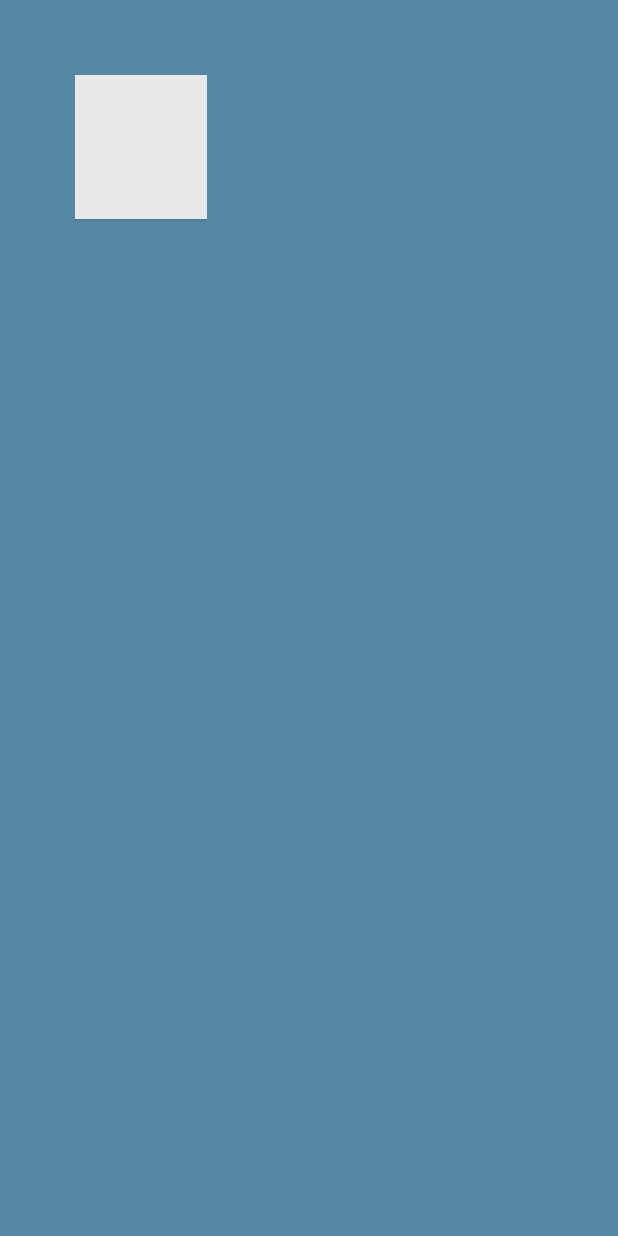
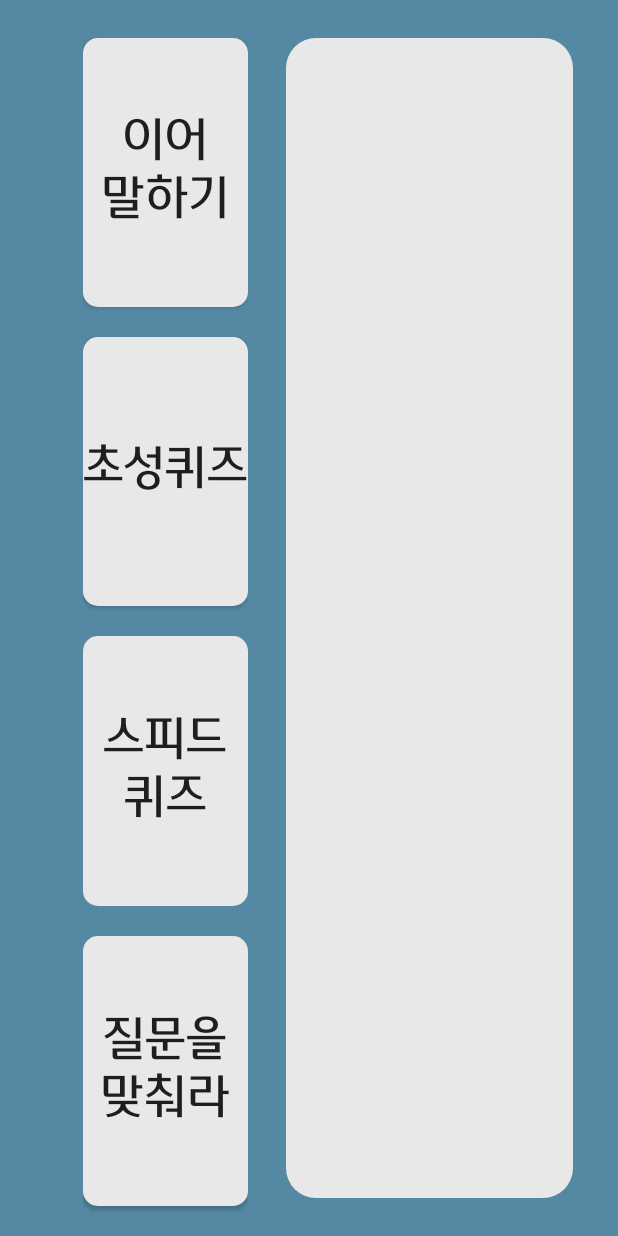
Before and after one commit to ssb1179/EndYearPartyGame, an Android app: the layout game_choice.xml on its own in the app's theme, with its tools: preview values and no code run, on a phone screen of 412 x 824 dp. Run offline under Robolectric (Android 15) with nearby library versions, the phone set to English and light mode, and no system bars.

Commit message:
두번째 화면 버튼 배치하고 설명부분 틀만 만듬

```diff
--- a/app/src/main/AndroidManifest.xml
+++ b/app/src/main/AndroidManifest.xml
@@ -11,14 +11,15 @@
         android:roundIcon="@mipmap/ic_launcher_round"
         android:supportsRtl="true"
         android:theme="@style/Theme.EndYearPartyGame"
-        tools:targetApi="31"
-        android:screenOrientation="landscape">
+        tools:targetApi="31">
 
-        <activity android:name=".GameChoiceActivity"></activity>
+        <activity
+            android:name=".GameChoiceActivity"
+            android:screenOrientation="landscape"></activity>
         <activity
             android:name=".MainActivity"
             android:exported="true"
-            >
+            android:screenOrientation="landscape">
             <intent-filter>
                 <action android:name="android.intent.action.MAIN" />
 
--- a/app/src/main/java/silvertown/endyearpartygame/GameChoiceActivity.java
+++ b/app/src/main/java/silvertown/endyearpartygame/GameChoiceActivity.java
@@ -1,6 +1,9 @@
 package silvertown.endyearpartygame;
 
 import android.os.Bundle;
+import android.util.Log;
+import android.view.View;
+
 import androidx.annotation.Nullable;
 import androidx.appcompat.app.AppCompatActivity;
 
@@ -11,5 +14,21 @@ public class GameChoiceActivity extends AppCompatActivity {
     protected void onCreate(@Nullable Bundle savedInstanceState) {
         super.onCreate(savedInstanceState);
         setContentView(R.layout.game_choice);
+
+        //네비게이션 바 없애기 코드
+        int uiOptions = getWindow().getDecorView().getSystemUiVisibility();
+        int newUiOptions = uiOptions;
+        boolean isImmersiveModeEnabled = ((uiOptions | View.SYSTEM_UI_FLAG_IMMERSIVE_STICKY) == uiOptions);
+        if (isImmersiveModeEnabled) {
+            Log.i("Is on?", "Turning immersive mode mode off. ");
+        } else {
+            Log.i("Is on?", "Turning immersive mode mode on.");
+        }
+        newUiOptions ^= View.SYSTEM_UI_FLAG_HIDE_NAVIGATION;
+//        newUiOptions ^= View.SYSTEM_UI_FLAG_FULLSCREEN;
+        newUiOptions ^= View.SYSTEM_UI_FLAG_IMMERSIVE_STICKY;
+        getWindow().getDecorView().setSystemUiVisibility(newUiOptions);
+
+
     }
 }
--- /dev/null
+++ b/app/src/main/res/drawable/menu_button.xml
@@ -0,0 +1,10 @@
+<?xml version="1.0" encoding="utf-8"?>
+<shape xmlns:android="http://schemas.android.com/apk/res/android">
+
+    <solid
+        android:color="@color/lightColor"/>
+
+    <corners
+        android:radius="10dp"/>
+
+</shape>
--- /dev/null
+++ b/app/src/main/res/drawable/menu_description.xml
@@ -0,0 +1,9 @@
+<?xml version="1.0" encoding="utf-8"?>
+<shape xmlns:android="http://schemas.android.com/apk/res/android">
+
+    <solid
+        android:color="@color/lightColor"/>
+
+    <corners
+        android:radius="20dp"/>
+</shape>
--- a/app/src/main/res/layout/game_choice.xml
+++ b/app/src/main/res/layout/game_choice.xml
@@ -1,32 +1,77 @@
 <?xml version="1.0" encoding="utf-8"?>
 <androidx.constraintlayout.widget.ConstraintLayout xmlns:android="http://schemas.android.com/apk/res/android"
     xmlns:app="http://schemas.android.com/apk/res-auto"
+    xmlns:tools="http://schemas.android.com/tools"
     android:layout_width="match_parent"
     android:layout_height="match_parent"
     android:background="@color/secondColor">
 
+
     <LinearLayout
-        android:layout_width="wrap_content"
+        android:layout_width="match_parent"
         android:layout_height="match_parent"
-        android:orientation="vertical"
+        android:orientation="horizontal">
 
-        android:layout_margin="50dp"
-        app:layout_constraintStart_toStartOf="parent"
-        app:layout_constraintTop_toTopOf="parent">
+        <LinearLayout
+            android:id="@+id/linearLayout2"
+            android:layout_width="wrap_content"
+            android:layout_height="match_parent"
+            android:layout_marginLeft="55dp"
+            android:layout_marginTop="25dp"
+            android:layout_marginRight="25dp"
+            android:orientation="vertical">
 
 
-        <Button
-            android:layout_width="wrap_content"
-            android:layout_height="wrap_content"
-            android:background="@color/lightColor"
-            />
+            <Button
+                android:layout_width="110dp"
+                android:layout_height="0dp"
+                android:layout_marginBottom="20dp"
+                android:layout_weight="1"
+                android:background="@drawable/menu_button"
+                android:fontFamily="@font/welcome_font_regular"
+                android:text="이어\n말하기"
+                android:textSize="15pt" />
 
-        <Button
-            android:layout_width="wrap_content"
-            android:layout_height="wrap_content"
-            android:background="@color/lightColor"
-            />
+            <Button
+                android:layout_width="110dp"
+                android:layout_height="0dp"
+                android:layout_marginBottom="20dp"
+                android:layout_weight="1"
+                android:background="@drawable/menu_button"
+                android:fontFamily="@font/welcome_font_regular"
+                android:text="초성퀴즈"
+                android:textSize="15pt" />
 
+            <Button
+                android:layout_width="110dp"
+                android:layout_height="0dp"
+                android:layout_marginBottom="20dp"
+                android:layout_weight="1"
+                android:background="@drawable/menu_button"
+                android:fontFamily="@font/welcome_font_regular"
+                android:text="스피드\n퀴즈"
+                android:textSize="15pt" />
+
+            <Button
+                android:layout_width="110dp"
+                android:layout_height="0dp"
+                android:layout_marginBottom="20dp"
+                android:layout_weight="1"
+                android:background="@drawable/menu_button"
+                android:fontFamily="@font/welcome_font_regular"
+                android:text="질문을\n맞춰라"
+                android:textSize="15pt" />
+        </LinearLayout>
+
+        <FrameLayout
+            android:layout_width="match_parent"
+            android:layout_height="match_parent"
+            android:background="@drawable/menu_description"
+            android:layout_marginTop="25dp"
+            android:layout_marginBottom="25dp"
+            android:layout_marginRight="30dp">
+
+        </FrameLayout>
 
 
     </LinearLayout>
```
